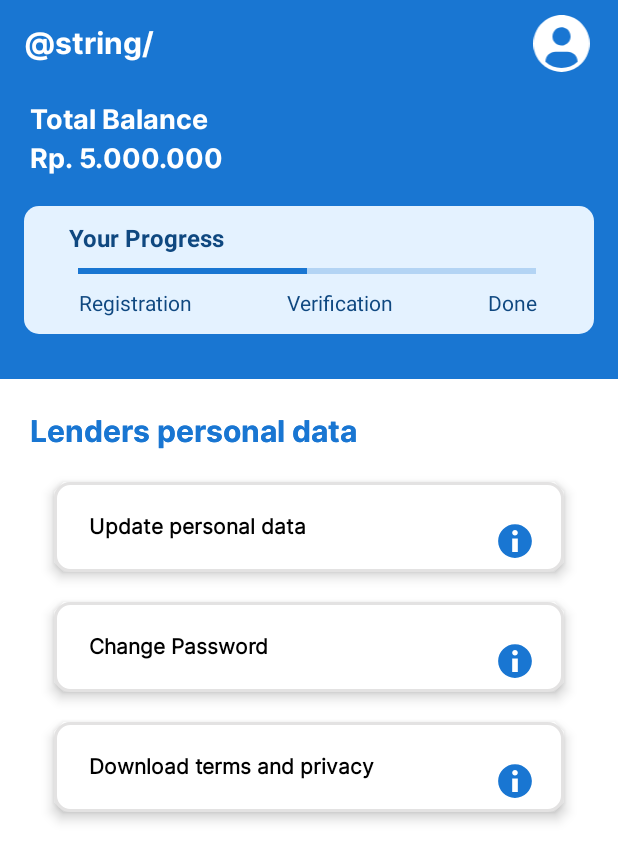
After one commit to hafidmust/FundraiseyV2, an Android app: the layout activity_profile_verification.xml on its own in the app's theme, with its tools: preview values and no code run, on a phone screen of 412 x 824 dp. The commit adds this screen. Shown: the top 861 px of the screen. Run offline under Robolectric (Android 15) with nearby library versions, the phone set to English and light mode, and no system bars; network calls fail.

Commit message:
developing screen verification

```diff
--- a/app/src/main/res/drawable/ic_information.xml
+++ b/app/src/main/res/drawable/ic_information.xml
@@ -1,10 +1,9 @@
 <vector xmlns:android="http://schemas.android.com/apk/res/android"
-    android:width="20dp"
-    android:height="20dp"
-    android:viewportWidth="20"
-    android:viewportHeight="20">
+    android:width="24dp"
+    android:height="24dp"
+    android:viewportWidth="24"
+    android:viewportHeight="24">
   <path
-      android:pathData="M10,0C4.48,0 0,4.48 0,10C0,15.52 4.48,20 10,20C15.52,20 20,15.52 20,10C20,4.48 15.52,0 10,0ZM11,15H9V13H11V15ZM11,11H9V5H11V11Z"
-      android:fillColor="#9F9F9F"
-      android:fillType="evenOdd"/>
+      android:pathData="M12,0.75C5.787,0.75 0.75,5.787 0.75,12C0.75,18.213 5.787,23.25 12,23.25C18.213,23.25 23.25,18.213 23.25,12C23.25,5.787 18.213,0.75 12,0.75ZM13.875,19.4062H10.125V10.4062H13.875V19.4062ZM12,8.3438C11.5027,8.3438 11.0258,8.1462 10.6742,7.7946C10.3225,7.4429 10.125,6.966 10.125,6.4688C10.125,5.9715 10.3225,5.4946 10.6742,5.1429C11.0258,4.7913 11.5027,4.5938 12,4.5938C12.4973,4.5938 12.9742,4.7913 13.3258,5.1429C13.6775,5.4946 13.875,5.9715 13.875,6.4688C13.875,6.966 13.6775,7.4429 13.3258,7.7946C12.9742,8.1462 12.4973,8.3438 12,8.3438Z"
+      android:fillColor="#1976D2"/>
 </vector>
--- /dev/null
+++ b/app/src/main/res/layout/activity_profile_verification.xml
@@ -0,0 +1,265 @@
+<?xml version="1.0" encoding="utf-8"?>
+<androidx.constraintlayout.widget.ConstraintLayout xmlns:android="http://schemas.android.com/apk/res/android"
+    xmlns:app="http://schemas.android.com/apk/res-auto"
+    android:layout_width="match_parent"
+    android:layout_height="match_parent">
+
+    <View
+        android:id="@+id/header_label"
+        android:layout_width="match_parent"
+        android:layout_height="56dp"
+        android:background="@color/blue_primary"
+        app:layout_constraintTop_toTopOf="parent" />
+
+    <TextView
+        android:layout_width="wrap_content"
+        android:layout_height="wrap_content"
+        android:layout_marginStart="16dp"
+        android:fontFamily="@font/inter_bold"
+        android:text="@string/"
+        android:textColor="@color/white"
+        android:textSize="20sp"
+        app:layout_constraintBottom_toBottomOf="@id/header_label"
+        app:layout_constraintLeft_toLeftOf="parent"
+        app:layout_constraintTop_toTopOf="@id/header_label" />
+
+    <ImageView
+        android:layout_width="39dp"
+        android:layout_height="39dp"
+        android:layout_marginEnd="18dp"
+        android:src="@drawable/ic_avatar"
+        app:layout_constraintBottom_toBottomOf="@id/header_label"
+        app:layout_constraintRight_toRightOf="parent"
+        app:layout_constraintTop_toTopOf="@id/header_label" />
+
+
+    <LinearLayout
+        android:id="@+id/section_balance"
+        android:layout_width="match_parent"
+        android:layout_height="81dp"
+        android:background="@color/blue_primary"
+        android:orientation="vertical"
+        app:layout_constraintLeft_toLeftOf="parent"
+        app:layout_constraintTop_toBottomOf="@id/header_label">
+
+        <TextView
+            android:id="@+id/text_total_balance"
+            android:layout_width="wrap_content"
+            android:layout_height="wrap_content"
+            android:layout_marginStart="20dp"
+            android:layout_marginTop="10dp"
+            android:fontFamily="@font/inter_bold"
+            android:text="@string/balance"
+            android:textColor="@color/white"
+            android:textFontWeight="700"
+            android:textSize="18sp"
+            app:layout_constraintLeft_toLeftOf="parent"
+            app:layout_constraintTop_toTopOf="parent" />
+
+        <TextView
+            android:id="@+id/amount_balance"
+            android:layout_width="match_parent"
+            android:layout_height="wrap_content"
+            android:layout_marginStart="20dp"
+            android:layout_marginTop="0dp"
+            android:fontFamily="@font/inter_bold"
+            android:text="@string/dummy"
+            android:textColor="@color/white"
+            android:textFontWeight="700"
+            android:textSize="18sp"
+            app:layout_constraintLeft_toLeftOf="parent"
+            app:layout_constraintTop_toBottomOf="@id/text_total_balance" />
+
+    </LinearLayout>
+
+
+    <androidx.constraintlayout.widget.ConstraintLayout
+        android:id="@+id/box_progress"
+        android:layout_width="match_parent"
+        android:layout_height="115dp"
+        android:background="@color/blue_primary"
+        app:layout_constraintLeft_toLeftOf="parent"
+        app:layout_constraintTop_toBottomOf="@id/section_balance">
+
+        <androidx.constraintlayout.widget.ConstraintLayout
+            android:layout_width="match_parent"
+            android:layout_height="85dp"
+            android:layout_marginHorizontal="16dp"
+            android:background="@drawable/box_rectangle_fragment_home"
+            app:layout_constraintLeft_toLeftOf="parent"
+            app:layout_constraintRight_toRightOf="parent"
+            app:layout_constraintTop_toTopOf="parent">
+
+            <TextView
+                android:id="@+id/text_progress"
+                android:layout_width="wrap_content"
+                android:layout_height="wrap_content"
+                android:layout_marginStart="30dp"
+                android:layout_marginTop="10dp"
+                android:text="@string/progress"
+                android:textColor="@color/progress_text"
+                android:textSize="16sp"
+                app:layout_constraintLeft_toLeftOf="parent"
+                app:layout_constraintTop_toTopOf="parent" />
+
+            <com.google.android.material.progressindicator.LinearProgressIndicator
+                android:id="@+id/indicator_header"
+                android:layout_width="305dp"
+                android:layout_height="4dp"
+                android:layout_marginStart="27dp"
+                android:layout_marginTop="9dp"
+                android:layout_marginEnd="30dp"
+                android:layout_marginBottom="49dp"
+                android:progress="50"
+                app:indicatorColor="@color/blue_primary"
+                app:indicatorDirectionLinear="leftToRight"
+                app:layout_constraintLeft_toLeftOf="parent"
+                app:layout_constraintRight_toRightOf="parent"
+                app:layout_constraintTop_toBottomOf="@id/text_progress"
+                app:trackColor="@color/blue_secondary" />
+
+            <TextView
+                android:id="@+id/text_registration"
+                android:layout_width="wrap_content"
+                android:layout_height="wrap_content"
+                android:layout_marginTop="9dp"
+                android:layout_marginEnd="232dp"
+                android:text="@string/regis"
+                android:textColor="@color/progress_text"
+                android:textSize="14sp"
+                app:layout_constraintLeft_toLeftOf="parent"
+                app:layout_constraintRight_toRightOf="parent"
+                app:layout_constraintTop_toBottomOf="@id/indicator_header" />
+
+            <TextView
+                android:id="@+id/text_verif"
+                android:layout_width="wrap_content"
+                android:layout_height="wrap_content"
+                android:layout_marginStart="63dp"
+                android:layout_marginTop="9dp"
+                android:text="@string/verif"
+                android:textColor="@color/progress_text"
+                android:textSize="14sp"
+                app:layout_constraintLeft_toRightOf="@id/text_registration"
+                app:layout_constraintTop_toBottomOf="@id/indicator_header" />
+
+            <TextView
+                android:id="@+id/text_done"
+                android:layout_width="wrap_content"
+                android:layout_height="wrap_content"
+                android:layout_marginStart="63dp"
+                android:layout_marginTop="9dp"
+                android:text="@string/done"
+                android:textColor="@color/progress_text"
+                android:textSize="14sp"
+                app:layout_constraintLeft_toRightOf="@id/text_verif"
+                app:layout_constraintTop_toBottomOf="@id/indicator_header" />
+        </androidx.constraintlayout.widget.ConstraintLayout>
+
+    </androidx.constraintlayout.widget.ConstraintLayout>
+
+
+    <androidx.constraintlayout.widget.ConstraintLayout
+        android:id="@+id/card_lender_personal_data"
+        android:layout_width="match_parent"
+        android:layout_height="400dp"
+        app:layout_constraintTop_toBottomOf="@id/box_progress">
+
+
+        <TextView
+            android:id="@+id/text_lender_personal"
+            android:layout_width="wrap_content"
+            android:layout_height="wrap_content"
+            android:layout_marginLeft="20dp"
+            android:layout_marginTop="20dp"
+            android:fontFamily="@font/inter_bold"
+            android:text="@string/text_lender_perso"
+            android:textColor="@color/blue_primary"
+            android:textSize="20sp"
+            android:textStyle="bold"
+            app:layout_constraintLeft_toLeftOf="parent"
+            app:layout_constraintTop_toTopOf="parent"
+            />
+
+        <TextView
+            android:id="@+id/text_update_personal"
+            android:layout_width="340dp"
+            android:layout_height="60dp"
+            android:layout_marginTop="20dp"
+            android:background="@drawable/box_rectangle_grey"
+            android:drawableRight="@drawable/ic_information"
+            android:elevation="5dp"
+            android:fontFamily="@font/inter_regular"
+            android:paddingLeft="23dp"
+            android:paddingTop="19dp"
+            android:paddingEnd="20.5dp"
+            android:text="@string/text_update_perso"
+            android:textColor="@color/black"
+            android:textSize="14sp"
+            android:textStyle="bold"
+            app:layout_constraintLeft_toLeftOf="parent"
+            app:layout_constraintRight_toRightOf="parent"
+            app:layout_constraintTop_toBottomOf="@id/text_lender_personal" />
+
+        <TextView
+            android:id="@+id/text_change_pwd"
+            android:layout_width="340dp"
+            android:layout_height="60dp"
+            android:layout_marginTop="20dp"
+            android:background="@drawable/box_rectangle_grey"
+            android:drawableRight="@drawable/ic_information"
+            android:elevation="5dp"
+            android:fontFamily="@font/inter_regular"
+            android:paddingLeft="23dp"
+            android:paddingTop="19dp"
+            android:paddingEnd="20.5dp"
+            android:text="@string/text_change_pass"
+            android:textColor="@color/black"
+            android:textSize="14sp"
+            android:textStyle="bold"
+            app:layout_constraintLeft_toLeftOf="parent"
+            app:layout_constraintRight_toRightOf="parent"
+            app:layout_constraintTop_toBottomOf="@id/text_update_personal" />
+
+        <TextView
+            android:id="@+id/text_download_tnc"
+            android:layout_width="340dp"
+            android:layout_height="60dp"
+            android:layout_marginTop="20dp"
+            android:background="@drawable/box_rectangle_grey"
+            android:drawableRight="@drawable/ic_information"
+            android:elevation="5dp"
+            android:fontFamily="@font/inter_regular"
+            android:paddingLeft="23dp"
+            android:paddingTop="19dp"
+            android:paddingEnd="20.5dp"
+            android:text="@string/text_download_tnc"
+            android:textColor="@color/black"
+            android:textSize="14sp"
+            android:textStyle="bold"
+            app:layout_constraintLeft_toLeftOf="parent"
+            app:layout_constraintRight_toRightOf="parent"
+            app:layout_constraintTop_toBottomOf="@id/text_change_pwd" />
+
+
+        <TextView
+            android:id="@+id/text_account"
+            android:layout_width="wrap_content"
+            android:layout_height="wrap_content"
+            android:layout_marginLeft="20dp"
+            android:layout_marginTop="20dp"
+            android:fontFamily="@font/inter_bold"
+            android:text="@string/text_lender_perso"
+            android:textColor="@color/blue_primary"
+            android:textSize="20sp"
+            android:textStyle="bold"
+            app:layout_constraintLeft_toLeftOf="parent"
+            app:layout_constraintTop_toTopOf="parent"
+            />
+
+
+
+    </androidx.constraintlayout.widget.ConstraintLayout>
+
+
+</androidx.constraintlayout.widget.ConstraintLayout>
--- a/app/src/main/res/values/strings.xml
+++ b/app/src/main/res/values/strings.xml
@@ -157,7 +157,20 @@
     <string name="text_instagram">Instagram</string>
     <string name="text_facebook">Facebook</string>
 
-
+    <!--  profile screen verification  -->
+    <string name="text_fundraiser">Hello Fundriser</string>
+    <string name="text_username_email">username@email.com</string>
+    <string name="text_lender_perso">Lenders personal data</string>
+    <string name="text_update_perso">Update personal data</string>
+    <string name="text_change_pass">Change Password</string>
+    <string name="text_download_tnc">Download terms and privacy</string>
+    <string name="text_account">Account</string>
+    <string name="text_register_as_borrower">Register as a borrower</string>
+    <string name="text_logout">Logout</string>
+    <string name="xx"></string>
+    <string name="xx"></string>
+    <string name="xx"></string>
+    <string name="xx"></string>
 
 
 
```
